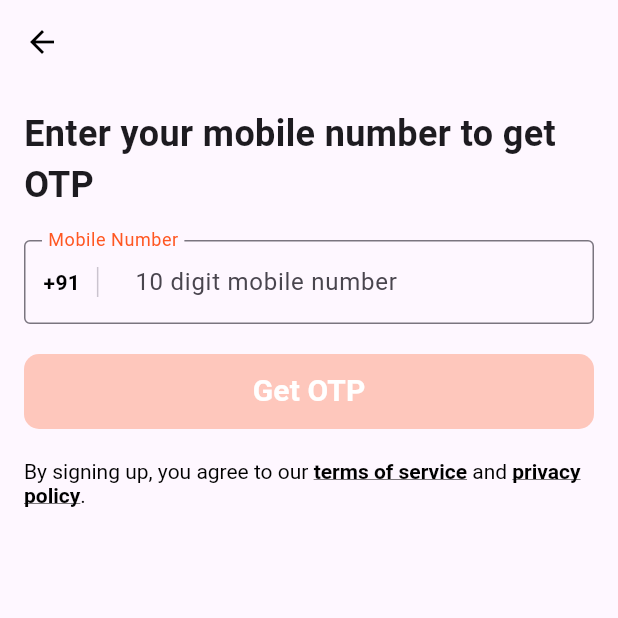
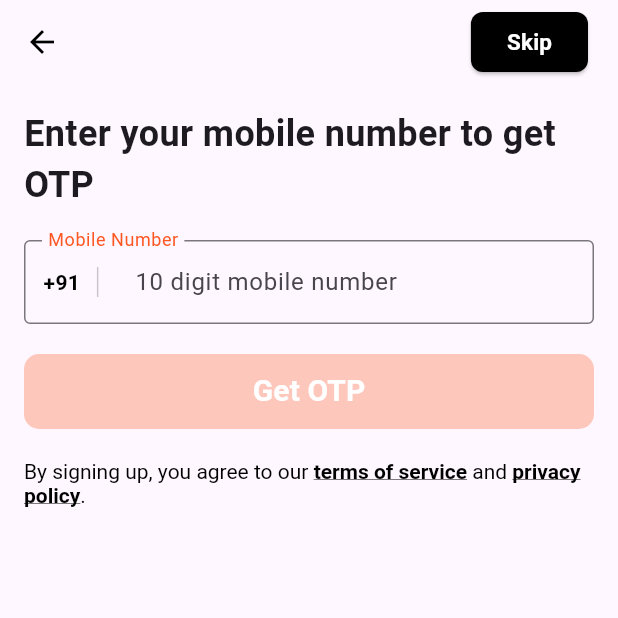
Before and after one commit to epicureanAshish/food_delivery, a Flutter app: the PhoneAuthenticationView screen opened directly, on a phone screen of 412 x 824 dp, the top half of it. Run offline on Flutter 3.47's test engine with Material 3 defaults, Android fonts, the phone set to English and light mode, and no system bars; our stand-ins replace bloc, flutter_bloc, video_player; network calls fail.

Commit message:
UI updates

```diff
--- a/lib/modules/authentication/views/phone_authentication_view.dart
+++ b/lib/modules/authentication/views/phone_authentication_view.dart
@@ -5,6 +5,7 @@ import 'package:flutter/gestures.dart';
 import 'package:flutter/material.dart';
 import 'package:flutter_bloc/flutter_bloc.dart';
 import 'package:food_delivery/modules/authentication/blocs/phone_auth_bloc.dart';
+import 'package:food_delivery/modules/permissions/views/location_permission_view.dart';
 
 class PhoneAuthenticationView extends StatelessWidget {
 
@@ -24,12 +25,27 @@ class PhoneAuthenticationView extends StatelessWidget {
     return Scaffold(
       appBar: AppBar(
         leading: IconButton(
-          icon: Icon(Icons.arrow_back, color: Colors.black), // Custom icon
+          icon: const Icon(Icons.arrow_back, color: Colors.black), // Custom icon
           onPressed: () {
             // Define the action for the back button
             Navigator.of(context).pop();
           },
         ),
+        actions: [
+          ElevatedButton(
+
+              onPressed: (){
+                Navigator.of(context).push(MaterialPageRoute(builder: (context)=>LocationPermissionView()));
+              },
+              style: ElevatedButton.styleFrom(
+                  backgroundColor: Colors.black,
+                  shape: RoundedRectangleBorder(borderRadius: BorderRadius.circular(8))
+              ),
+
+              child: const Text("Skip", style: TextStyle(color: Colors.white, fontSize: 15, fontWeight: FontWeight.bold),)
+          ),
+          const SizedBox(width: 20,)
+        ],
       ),
       body: Padding(
         padding: const EdgeInsets.all(16.0),
@@ -37,11 +53,11 @@ class PhoneAuthenticationView extends StatelessWidget {
           crossAxisAlignment: CrossAxisAlignment.start,
           children: <Widget>[
             // Title
-            Text(
+            const Text(
               'Enter your mobile number to get OTP',
               style: TextStyle(fontSize: 24, fontWeight: FontWeight.bold),
             ),
-            SizedBox(height: 20),
+            const SizedBox(height: 20),
 
             // Mobile number field with country code
             TextField(
@@ -51,7 +67,7 @@ class PhoneAuthenticationView extends StatelessWidget {
                 bloc.add(PhoneAuthValidate(mobile: value));
               },
               decoration: InputDecoration(
-                prefixIconConstraints: BoxConstraints(
+                prefixIconConstraints: const BoxConstraints(
                    minHeight: 20,
                    minWidth: 70
                 ),
@@ -63,24 +79,24 @@ class PhoneAuthenticationView extends StatelessWidget {
                       mainAxisAlignment: MainAxisAlignment.center,
                       children: [
                         Text(_selectedCountryCode + ' ',
-                        style: TextStyle(
+                        style: const TextStyle(
                           color: Colors.black,
                           fontWeight: FontWeight.bold,
                         )),
-                        VerticalDivider()
+                        const VerticalDivider()
                       ],
                     ),
                   ),
                 ),
                 labelText: "Mobile Number",
-                floatingLabelStyle: TextStyle(color: Colors.deepOrange),
+                floatingLabelStyle: const TextStyle(color: Colors.deepOrange),
                 floatingLabelBehavior: FloatingLabelBehavior.always ,
-                border: OutlineInputBorder(),
-                focusedBorder: OutlineInputBorder(borderSide: BorderSide(color: Colors.deepOrange)),
+                border: const OutlineInputBorder(),
+                focusedBorder: const OutlineInputBorder(borderSide: BorderSide(color: Colors.deepOrange)),
                 hintText: '10 digit mobile number',
               ),
             ),
-            SizedBox(height: 20),
+            const SizedBox(height: 20),
 
             // Submit button
             BlocBuilder<PhoneAuthBloc, PhoneAuthState>(
@@ -93,27 +109,27 @@ class PhoneAuthenticationView extends StatelessWidget {
                   style: ElevatedButton.styleFrom(
                     disabledBackgroundColor: Colors.deepOrange.withOpacity(0.3),
                       backgroundColor: Colors.deepOrange,
-                      fixedSize: Size(double.maxFinite, 50),
+                      fixedSize: const Size(double.maxFinite, 50),
                       shape: RoundedRectangleBorder(borderRadius: BorderRadius.circular(10))
                   ),
 
-                  child: Text("Get OTP", style: TextStyle(color: Colors.white, fontSize: 20, fontWeight: FontWeight.bold),)
+                  child: const Text("Get OTP", style: TextStyle(color: Colors.white, fontSize: 20, fontWeight: FontWeight.bold),)
               ),
             );
   },
 ),
-            SizedBox(height: 20),
+            const SizedBox(height: 20),
 
             // Terms and Policy rich text
             RichText(
               text: TextSpan(
-                style: TextStyle(color: Colors.black, fontSize: 14),
+                style: const TextStyle(color: Colors.black, fontSize: 14),
                 children: <TextSpan>[
-                  TextSpan(text: 'By signing up, you agree to our '),
+                  const TextSpan(text: 'By signing up, you agree to our '),
                   TextSpan(
                     text: 'terms of service',
 
-                    style: TextStyle(fontWeight: FontWeight.bold, decoration: TextDecoration.underline,
+                    style: const TextStyle(fontWeight: FontWeight.bold, decoration: TextDecoration.underline,
                       decorationThickness: 0.5
                     ),
                     recognizer: TapGestureRecognizer()
@@ -122,10 +138,10 @@ class PhoneAuthenticationView extends StatelessWidget {
                         print('Terms of Service tapped');
                       },
                   ),
-                  TextSpan(text: ' and '),
+                  const TextSpan(text: ' and '),
                   TextSpan(
                     text: 'privacy policy',
-                    style: TextStyle(fontWeight: FontWeight.bold, decoration: TextDecoration.underline,
+                    style: const TextStyle(fontWeight: FontWeight.bold, decoration: TextDecoration.underline,
                         decorationThickness: 0.5
                     ),
                     recognizer: TapGestureRecognizer()
@@ -134,7 +150,7 @@ class PhoneAuthenticationView extends StatelessWidget {
                         print('Privacy Policy tapped');
                       },
                   ),
-                  TextSpan(text: '.'),
+                  const TextSpan(text: '.'),
                 ],
               ),
             ),
--- a/lib/modules/splash_intro/views/intro_view.dart
+++ b/lib/modules/splash_intro/views/intro_view.dart
@@ -29,7 +29,7 @@ class IntroScreen extends StatelessWidget {
               :const SizedBox.shrink(),
             ),
             // Overlay text
-            _overlayComponents(),
+            _overlayComponents(context),
           ],
         );
   },
@@ -39,7 +39,7 @@ class IntroScreen extends StatelessWidget {
     );
   }
 
-  Widget _overlayComponents(){
+  Widget _overlayComponents(context){
     return Padding(
       padding: const EdgeInsets.all(20),
       child: Column(
@@ -63,7 +63,7 @@ class IntroScreen extends StatelessWidget {
           ),
           TextHighlightAnimation(),
           ElevatedButton(onPressed: (){
-            // Navigator.of(context).push(MaterialPageRoute(builder: (context)=>PhoneAuthenticationView()));
+            Navigator.of(context).push(MaterialPageRoute(builder: (context)=>PhoneAuthenticationView()));
           },
                     style: ElevatedButton.styleFrom(
                       backgroundColor: Colors.deepOrange,
```
Also changed, not shown: lib/modules/dashboard/views/dashboard_view.dart (added, +21 -0 lines), lib/modules/location_search/views/manual_location_search_view.dart (added, +56 -0 lines), lib/modules/permissions/views/location_permission_view.dart (added, +56 -0 lines).
